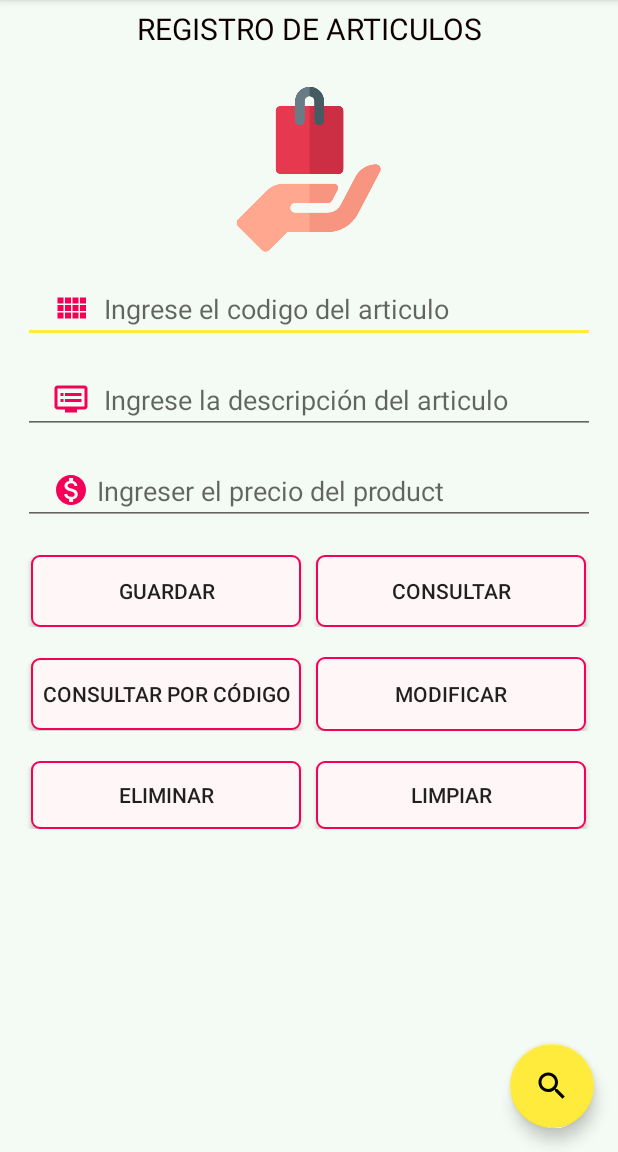
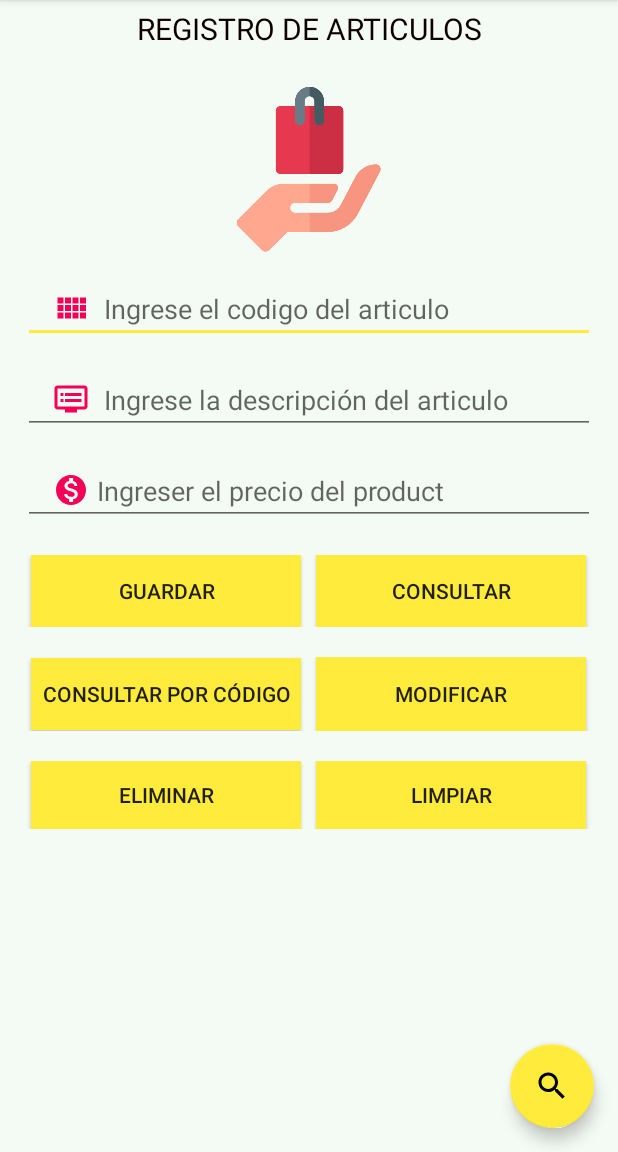
Before and after one commit to yurilopez10/CrudSqlite_Recuperacion, an Android app: the screen it shows after launch (MainActivity), on a phone screen of 412 x 824 dp, the part 84-1236 px from its top. Run offline under Robolectric (Android 15) with nearby library versions, the phone set to English and light mode, and no system bars.

Commit message:
Subiendo crud con sqlite

```diff
--- a/app/src/main/res/layout/content_main.xml
+++ b/app/src/main/res/layout/content_main.xml
@@ -94,7 +94,7 @@
                     android:id="@+id/btnGuardar"
                     android:layout_width="180dp"
                     android:layout_height="48dp"
-                    android:background="@drawable/btn_estilo"
+                    android:background="#FFEB3B"
                     android:onClick="guardar"
                     android:text="Guardar" />
 
@@ -103,7 +103,7 @@
                     android:layout_width="180dp"
                     android:layout_height="48dp"
                     android:layout_marginLeft="10dp"
-                    android:background="@drawable/btn_estilo"
+                    android:background="#FFEB3B"
                     android:onClick="consultapordescripcion"
                     android:text="Consultar" />
             </LinearLayout>
@@ -127,7 +127,7 @@
                     android:id="@+id/btnConsultar1"
                     android:layout_width="180dp"
                     android:layout_height="48dp"
-                    android:background="@drawable/btn_estilo"
+                    android:background="#FFEB3B"
                     android:onClick="consultaporcodigo"
                     android:padding="5dp"
                     android:text="Consultar por código" />
@@ -137,7 +137,7 @@
                     android:layout_width="180dp"
                     android:layout_height="49dp"
                     android:layout_marginLeft="10dp"
-                    android:background="@drawable/btn_estilo"
+                    android:background="#FFEB3B"
                     android:onClick="modificacion"
                     android:text="Modificar" />
 
@@ -152,7 +152,7 @@
                 android:id="@+id/btnEliminar"
                 android:layout_width="180dp"
                 android:layout_height="45dp"
-                android:background="@drawable/btn_estilo"
+                android:background="#FFEB3B"
                 android:text="Eliminar"
                 android:onClick="eliminarporcodigo"/>
 
@@ -162,7 +162,7 @@
                 android:layout_width="180dp"
                 android:layout_height="45dp"
                 android:layout_marginLeft="10dp"
-                android:background="@drawable/btn_estilo"
+                android:background="#FFEB3B"
                 android:onClick="limpiarD"
                 android:text="Limpiar" />
         </LinearLayout>
```
